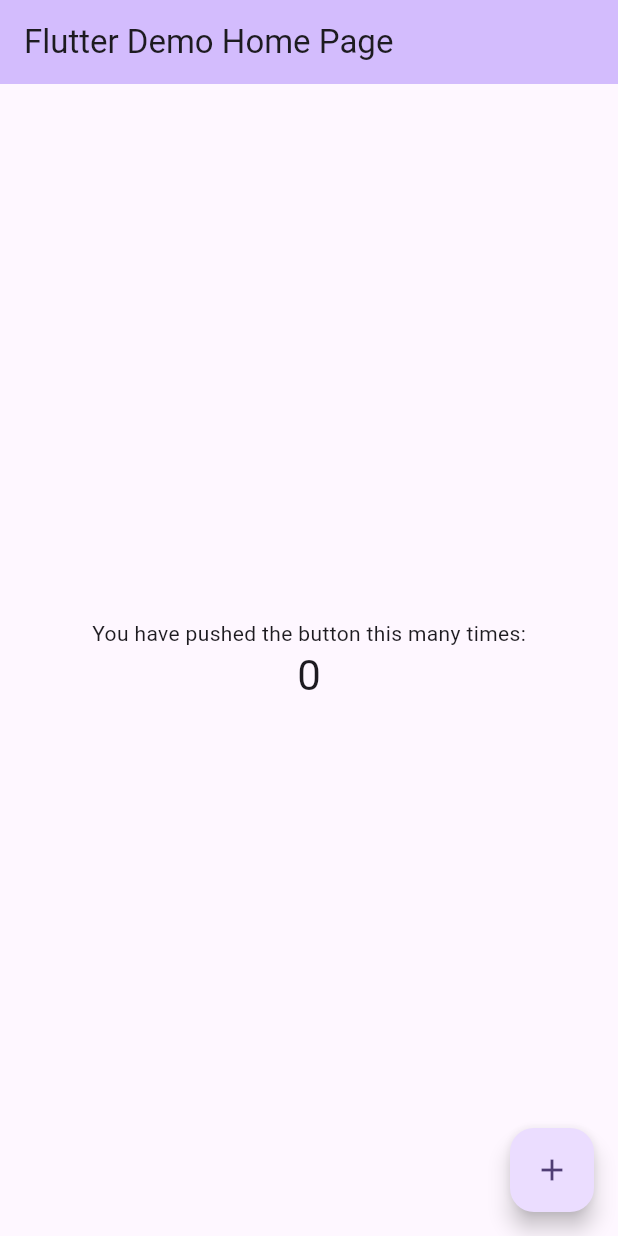
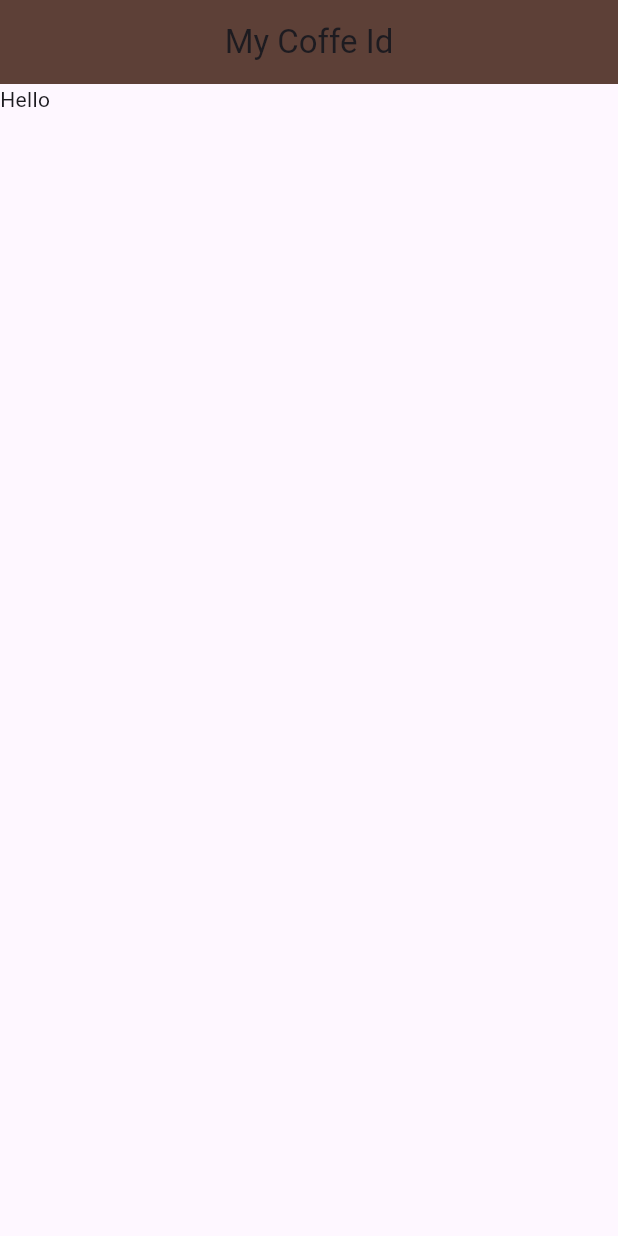
Before and after one commit to MateuszSzczukiewicz/coffee_card, a Flutter app: the screen it shows after launch, on a phone screen of 412 x 824 dp. Run offline on Flutter 3.47's test engine with Material 3 defaults, Android fonts, the phone set to English and light mode, and no system bars.

Commit message:
added home widget

```diff
--- /dev/null
+++ b/lib/home.dart
@@ -0,0 +1,17 @@
+import 'package:flutter/material.dart';
+
+class Home extends StatelessWidget {
+  const Home({super.key});
+
+  @override
+  Widget build(BuildContext context) {
+    return Scaffold(
+      appBar: AppBar(
+        title: Text("My Coffe Id"),
+        backgroundColor: Colors.brown[700],
+        centerTitle: true,
+      ),
+      body: const Text("Hello"),
+    );
+  }
+}
--- a/lib/main.dart
+++ b/lib/main.dart
@@ -1,122 +1,6 @@
+import 'package:coffee_card/home.dart';
 import 'package:flutter/material.dart';
 
 void main() {
-  runApp(const MyApp());
+  runApp(const MaterialApp(home: Home()));
 }
-
-class MyApp extends StatelessWidget {
-  const MyApp({super.key});
-
-  // This widget is the root of your application.
-  @override
-  Widget build(BuildContext context) {
-    return MaterialApp(
-      title: 'Flutter Demo',
-      theme: ThemeData(
-        // This is the theme of your application.
-        //
-        // TRY THIS: Try running your application with "flutter run". You'll see
-        // the application has a purple toolbar. Then, without quitting the app,
-        // try changing the seedColor in the colorScheme below to Colors.green
-        // and then invoke "hot reload" (save your changes or press the "hot
-        // reload" button in a Flutter-supported IDE, or press "r" if you used
-        // the command line to start the app).
-        //
-        // Notice that the counter didn't reset back to zero; the application
-        // state is not lost during the reload. To reset the state, use hot
-        // restart instead.
-        //
-        // This works for code too, not just values: Most code changes can be
-        // tested with just a hot reload.
-        colorScheme: ColorScheme.fromSeed(seedColor: Colors.deepPurple),
-      ),
-      home: const MyHomePage(title: 'Flutter Demo Home Page'),
-    );
-  }
-}
-
-class MyHomePage extends StatefulWidget {
-  const MyHomePage({super.key, required this.title});
-
-  // This widget is the home page of your application. It is stateful, meaning
-  // that it has a State object (defined below) that contains fields that affect
-  // how it looks.
-
-  // This class is the configuration for the state. It holds the values (in this
-  // case the title) provided by the parent (in this case the App widget) and
-  // used by the build method of the State. Fields in a Widget subclass are
-  // always marked "final".
-
-  final String title;
-
-  @override
-  State<MyHomePage> createState() => _MyHomePageState();
-}
-
-class _MyHomePageState extends State<MyHomePage> {
-  int _counter = 0;
-
-  void _incrementCounter() {
-    setState(() {
-      // This call to setState tells the Flutter framework that something has
-      // changed in this State, which causes it to rerun the build method below
-      // so that the display can reflect the updated values. If we changed
-      // _counter without calling setState(), then the build method would not be
-      // called again, and so nothing would appear to happen.
-      _counter++;
-    });
-  }
-
-  @override
-  Widget build(BuildContext context) {
-    // This method is rerun every time setState is called, for instance as done
-    // by the _incrementCounter method above.
-    //
-    // The Flutter framework has been optimized to make rerunning build methods
-    // fast, so that you can just rebuild anything that needs updating rather
-    // than having to individually change instances of widgets.
-    return Scaffold(
-      appBar: AppBar(
-        // TRY THIS: Try changing the color here to a specific color (to
-        // Colors.amber, perhaps?) and trigger a hot reload to see the AppBar
-        // change color while the other colors stay the same.
-        backgroundColor: Theme.of(context).colorScheme.inversePrimary,
-        // Here we take the value from the MyHomePage object that was created by
-        // the App.build method, and use it to set our appbar title.
-        title: Text(widget.title),
-      ),
-      body: Center(
-        // Center is a layout widget. It takes a single child and positions it
-        // in the middle of the parent.
-        child: Column(
-          // Column is also a layout widget. It takes a list of children and
-          // arranges them vertically. By default, it sizes itself to fit its
-          // children horizontally, and tries to be as tall as its parent.
-          //
-          // Column has various properties to control how it sizes itself and
-          // how it positions its children. Here we use mainAxisAlignment to
-          // center the children vertically; the main axis here is the vertical
-          // axis because Columns are vertical (the cross axis would be
-          // horizontal).
-          //
-          // TRY THIS: Invoke "debug painting" (choose the "Toggle Debug Paint"
-          // action in the IDE, or press "p" in the console), to see the
-          // wireframe for each widget.
-          mainAxisAlignment: MainAxisAlignment.center,
-          children: <Widget>[
-            const Text('You have pushed the button this many times:'),
-            Text(
-              '$_counter',
-              style: Theme.of(context).textTheme.headlineMedium,
-            ),
-          ],
-        ),
-      ),
-      floatingActionButton: FloatingActionButton(
-        onPressed: _incrementCounter,
-        tooltip: 'Increment',
-        child: const Icon(Icons.add),
-      ), // This trailing comma makes auto-formatting nicer for build methods.
-    );
-  }
-}
```
